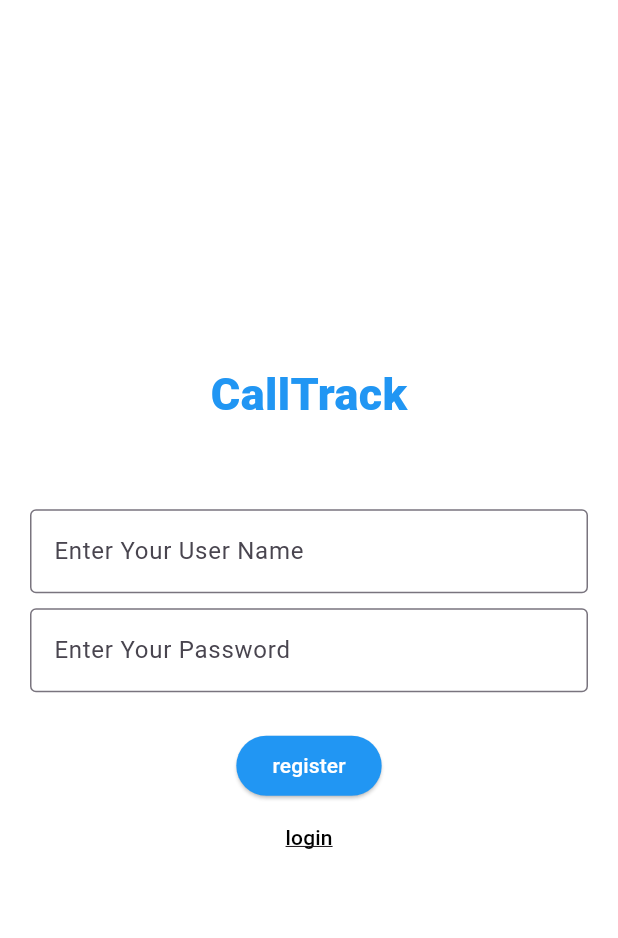
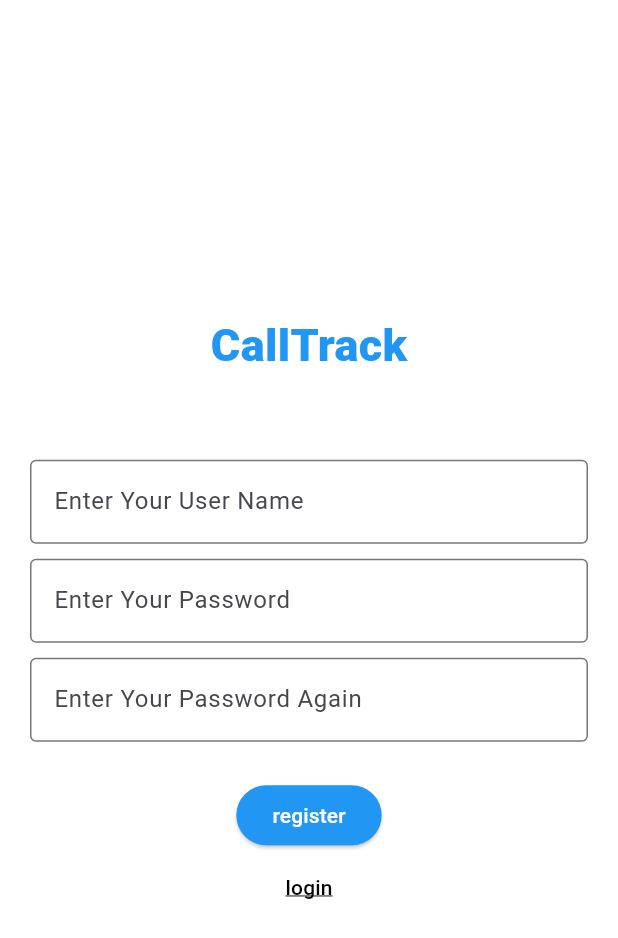
Before and after one commit to Dardalyan/CallTrack, a Flutter app: the screen it shows after launch, after a tap on "register", on a phone screen of 412 x 824 dp. Shown: the top 938 px of the screen. Run offline on Flutter 3.47's test engine with Material 3 defaults, Android fonts, the phone set to English and light mode, and no system bars; Roboto replaces fonts that are missing (Times New Roman).

Commit message:
new update

```diff
--- a/lib/loginPage.dart
+++ b/lib/loginPage.dart
@@ -42,15 +42,6 @@ class _LoginPage extends State<LoginPage>{
      });
    }
 
-   void goToRegisterPage(BuildContext context){
-
-        Navigator.push(
-            context,
-            MaterialPageRoute(builder: (context) =>  RegisterPage(),
-            ));
-
-   }
-
          @override
          Widget build(BuildContext context) {
 
@@ -69,7 +60,7 @@ class _LoginPage extends State<LoginPage>{
        registerButton =  ElevatedButton(onPressed: (){
          Navigator.push(
              context,
-             MaterialPageRoute(builder: (context) =>  RegisterPage(),
+             MaterialPageRoute(builder: (context) => const RegisterPage(),
              ));
 
        },style:ElevatedButton.styleFrom(
--- a/lib/registerPage.dart
+++ b/lib/registerPage.dart
@@ -1,6 +1,9 @@
+import 'package:caltrack/initialUserInfo.dart';
 import 'package:flutter/material.dart';
 
 class RegisterPage extends StatefulWidget{
+  const RegisterPage({super.key});
+
 
   @override
   State<StatefulWidget> createState() {
@@ -10,8 +13,6 @@ class RegisterPage extends StatefulWidget{
 
 
 class _RegisterPage extends State<RegisterPage>{
-  @override
-  Widget build(BuildContext context) {
 
   late  Scaffold scaffold;
   late  Center center;
@@ -19,6 +20,7 @@ class _RegisterPage extends State<RegisterPage>{
 
   late Container inUserContainer;
   late Container inPassContainer;
+  late Container inPassCheckContainer;
 
   late Container buttonsContainer;
 
@@ -32,26 +34,16 @@ class _RegisterPage extends State<RegisterPage>{
 
   late TextField usernameInput;
   late TextField passwordInput;
-    late TextField nameInput;
-    late TextField surnameInput;
+  late TextField passwordCheckInput;
+
 
   late Title pageTitle;
 
 
-    void loginViaInput(){
-      setState(() {
-        print('logged in');
-      });
-    }
+  @override
+  Widget build(BuildContext context) {
 
-    void goToRegisterPage(BuildContext context){
 
-      Navigator.push(
-          context,
-          MaterialPageRoute(builder: (context) =>  RegisterPage(),
-          ));
-
-    }
 
       // WIDGETS
       usernameInput = const TextField(
@@ -59,23 +51,22 @@ class _RegisterPage extends State<RegisterPage>{
       passwordInput = const TextField(
           decoration:InputDecoration(border:OutlineInputBorder(),hintText: 'Enter Your Password'),
           obscureText: true);
-    nameInput = const TextField(
-        decoration:InputDecoration(border:OutlineInputBorder(),hintText: 'Enter Your Name'));
-    surnameInput = const TextField(
-        decoration:InputDecoration(border:OutlineInputBorder(),hintText: 'Enter Your  Surname'));
-    passwordInput = const TextField(
-        decoration:InputDecoration(border:OutlineInputBorder(),hintText: 'Enter Your Password'),
+      passwordCheckInput = const TextField(
+        decoration:InputDecoration(border:OutlineInputBorder(),hintText: 'Enter Your Password Again'),
         obscureText: true);
 
 
-      registerButton =  ElevatedButton(onPressed: loginViaInput, style:ElevatedButton.styleFrom(
+      registerButton =  ElevatedButton(onPressed: (){
+        Navigator.push(
+            context,
+            MaterialPageRoute(builder: (context) => const InitialUserInfoPage(),
+            ));
+      }, style:ElevatedButton.styleFrom(
           primary: Colors.blue,onPrimary: Colors.white
       ),child:const Text('register'));
 
       loginButton =  ElevatedButton(onPressed: (){
-        Navigator.pop(
-            context
-        );
+        Navigator.pop(context);
         },style:ElevatedButton.styleFrom(
           backgroundColor:  Colors.transparent,foregroundColor: Colors.black,shadowColor: Colors.transparent ,surfaceTintColor:Colors.transparent
       ),child:const Text('login',style: TextStyle(decoration: TextDecoration.underline,)));
@@ -91,10 +82,11 @@ class _RegisterPage extends State<RegisterPage>{
       titleContainer = Container(margin: const EdgeInsets.fromLTRB(10, 0, 10, 50),child:pageTitle);
       inUserContainer = Container(margin: const EdgeInsets.symmetric(horizontal: 20,vertical: 5),child: usernameInput);
       inPassContainer = Container(margin: const EdgeInsets.symmetric(horizontal: 20,vertical: 5),child: passwordInput);
+      inPassCheckContainer = Container(margin: const EdgeInsets.symmetric(horizontal: 20,vertical: 5),child: passwordCheckInput);
       buttonsContainer = Container(margin: const EdgeInsets.fromLTRB(10, 20, 10, 0) ,child:buttonsColumn);
 
       column =   Column(mainAxisAlignment: MainAxisAlignment.center,
-          children: [titleContainer,inUserContainer,inPassContainer,buttonsContainer]);
+          children: [titleContainer,inUserContainer,inPassContainer,inPassCheckContainer,buttonsContainer]);
 
 
 
```
Also changed, not shown: lib/initialUserInfo.dart (added, +22 -0 lines). Lines whose indentation alone changed are shown as unchanged.
